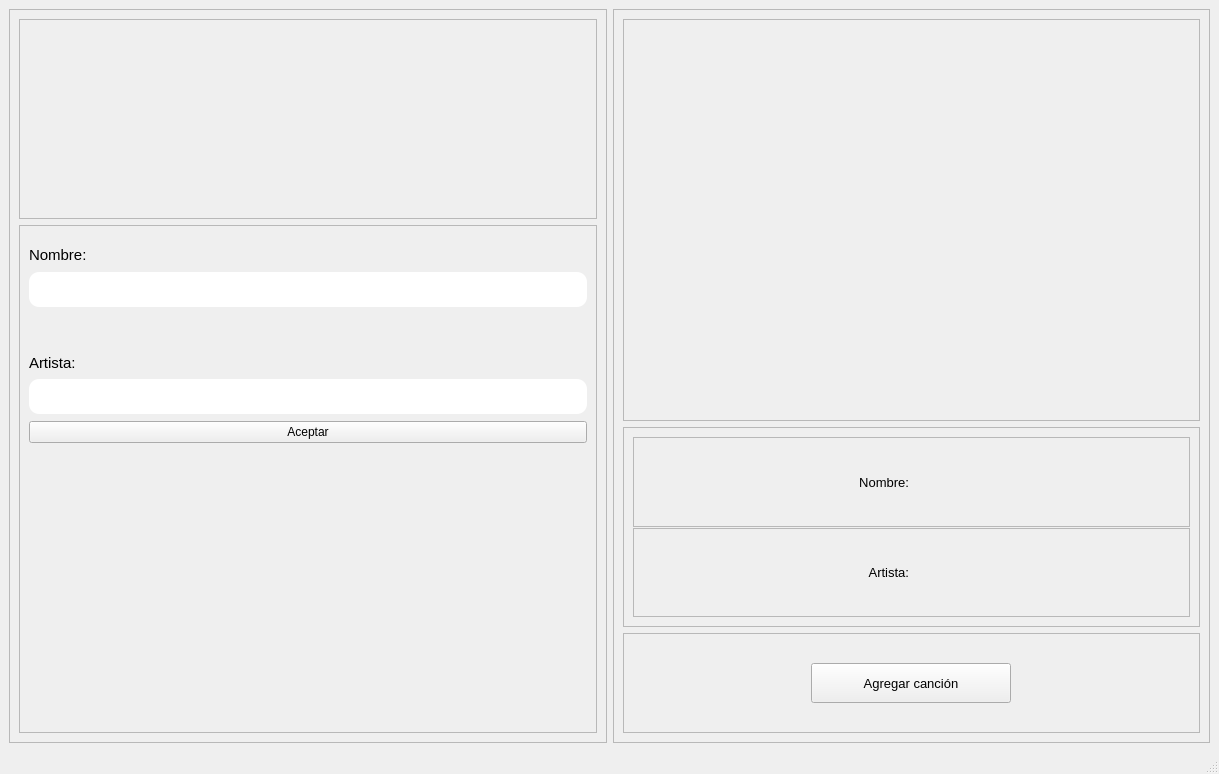
Before: the Qt Designer form views/song.ui in ximenaaloya/cloudymusic, drawn with Qt 5.
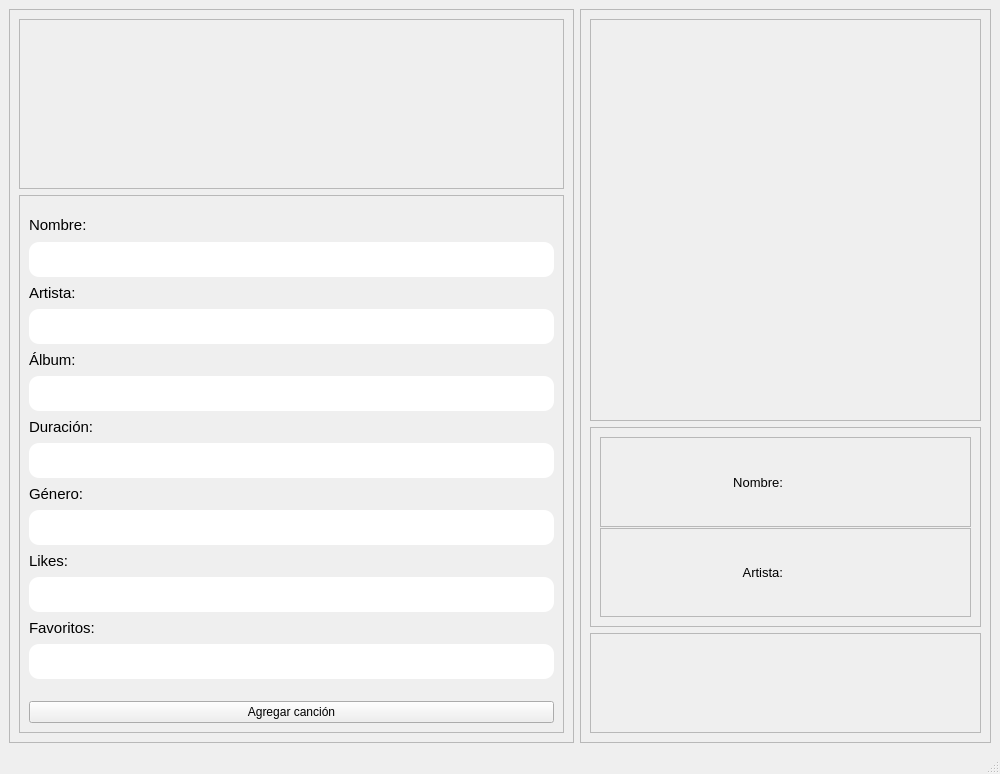
After: the same form once the commit is applied. Icons and pictures are not drawn.

```diff
--- a/views/song.ui
+++ b/views/song.ui
@@ -6,7 +6,7 @@
    <rect>
     <x>0</x>
     <y>0</y>
-    <width>1219</width>
+    <width>1000</width>
     <height>774</height>
    </rect>
   </property>
@@ -193,22 +193,6 @@
               </property>
              </widget>
             </item>
-            <item>
-             <spacer name="verticalSpacer_2">
-              <property name="orientation">
-               <enum>Qt::Vertical</enum>
-              </property>
-              <property name="sizeType">
-               <enum>QSizePolicy::Fixed</enum>
-              </property>
-              <property name="sizeHint" stdset="0">
-               <size>
-                <width>20</width>
-                <height>40</height>
-               </size>
-              </property>
-             </spacer>
-            </item>
             <item>
              <widget class="QLabel" name="label_6">
               <property name="font">
@@ -235,31 +219,192 @@
              </widget>
             </item>
             <item>
-             <widget class="QPushButton" name="btn_aceptar">
+             <widget class="QLabel" name="label_3">
+              <property name="font">
+               <font>
+                <pointsize>11</pointsize>
+               </font>
+              </property>
+              <property name="text">
+               <string>Álbum:</string>
+              </property>
+             </widget>
+            </item>
+            <item>
+             <widget class="QLineEdit" name="txt_album">
+              <property name="sizePolicy">
+               <sizepolicy hsizetype="Expanding" vsizetype="Expanding">
+                <horstretch>0</horstretch>
+                <verstretch>0</verstretch>
+               </sizepolicy>
+              </property>
+              <property name="minimumSize">
+               <size>
+                <width>0</width>
+                <height>35</height>
+               </size>
+              </property>
+              <property name="maximumSize">
+               <size>
+                <width>16777215</width>
+                <height>35</height>
+               </size>
+              </property>
+              <property name="styleSheet">
+               <string notr="true">border-radius: 10px;</string>
+              </property>
+             </widget>
+            </item>
+            <item>
+             <widget class="QLabel" name="label_7">
+              <property name="font">
+               <font>
+                <pointsize>11</pointsize>
+               </font>
+              </property>
+              <property name="text">
+               <string>Duración:</string>
+              </property>
+             </widget>
+            </item>
+            <item>
+             <widget class="QLineEdit" name="txt_duracion">
+              <property name="sizePolicy">
+               <sizepolicy hsizetype="Expanding" vsizetype="Expanding">
+                <horstretch>0</horstretch>
+                <verstretch>0</verstretch>
+               </sizepolicy>
+              </property>
+              <property name="minimumSize">
+               <size>
+                <width>0</width>
+                <height>35</height>
+               </size>
+              </property>
+              <property name="maximumSize">
+               <size>
+                <width>16777215</width>
+                <height>35</height>
+               </size>
+              </property>
+              <property name="styleSheet">
+               <string notr="true">border-radius: 10px;</string>
+              </property>
+             </widget>
+            </item>
+            <item>
+             <widget class="QLabel" name="label_8">
+              <property name="font">
+               <font>
+                <pointsize>11</pointsize>
+               </font>
+              </property>
+              <property name="text">
+               <string>Género:</string>
+              </property>
+             </widget>
+            </item>
+            <item>
+             <widget class="QLineEdit" name="txt_genero">
+              <property name="sizePolicy">
+               <sizepolicy hsizetype="Expanding" vsizetype="Expanding">
+                <horstretch>0</horstretch>
+                <verstretch>0</verstretch>
+               </sizepolicy>
+              </property>
+              <property name="minimumSize">
+               <size>
+                <width>0</width>
+                <height>35</height>
+               </size>
+              </property>
+              <property name="maximumSize">
+               <size>
+                <width>16777215</width>
+                <height>35</height>
+               </size>
+              </property>
+              <property name="styleSheet">
+               <string notr="true">border-radius: 10px;</string>
+              </property>
+             </widget>
+            </item>
+            <item>
+             <widget class="QLabel" name="label_10">
+              <property name="font">
+               <font>
+                <pointsize>11</pointsize>
+               </font>
+              </property>
+              <property name="text">
+               <string>Likes:</string>
+              </property>
+             </widget>
+            </item>
+            <item>
+             <widget class="QLineEdit" name="txt_likes">
+              <property name="minimumSize">
+               <size>
+                <width>0</width>
+                <height>35</height>
+               </size>
+              </property>
+              <property name="styleSheet">
+               <string notr="true">border-radius: 10px;</string>
+              </property>
+             </widget>
+            </item>
+            <item>
+             <widget class="QLabel" name="label_9">
+              <property name="font">
+               <font>
+                <pointsize>11</pointsize>
+               </font>
+              </property>
+              <property name="text">
+               <string>Favoritos:</string>
+              </property>
+             </widget>
+            </item>
+            <item>
+             <widget class="QLineEdit" name="txt_favoritos">
+              <property name="minimumSize">
+               <size>
+                <width>0</width>
+                <height>35</height>
+               </size>
+              </property>
+              <property name="styleSheet">
+               <string notr="true">border-radius: 10px;</string>
+              </property>
+             </widget>
+            </item>
+            <item>
+             <spacer name="verticalSpacer">
+              <property name="orientation">
+               <enum>Qt::Vertical</enum>
+              </property>
+              <property name="sizeHint" stdset="0">
+               <size>
+                <width>20</width>
+                <height>40</height>
+               </size>
+              </property>
+             </spacer>
+            </item>
+            <item>
+             <widget class="QPushButton" name="btn_add_song">
               <property name="cursor">
                <cursorShape>PointingHandCursor</cursorShape>
               </property>
               <property name="text">
-               <string>Aceptar</string>
+               <string>Agregar canción</string>
               </property>
               <property name="class" stdset="0">
                <string>boton</string>
               </property>
              </widget>
             </item>
-            <item>
-             <spacer name="verticalSpacer">
-              <property name="orientation">
-               <enum>Qt::Vertical</enum>
-              </property>
-              <property name="sizeHint" stdset="0">
-               <size>
-                <width>20</width>
-                <height>40</height>
-               </size>
-              </property>
-             </spacer>
-            </item>
            </layout>
           </widget>
          </item>
@@ -510,41 +655,7 @@
          <property name="frameShadow">
           <enum>QFrame::Raised</enum>
          </property>
-         <layout class="QHBoxLayout" name="horizontalLayout_2">
-          <item>
-           <widget class="QPushButton" name="btn_add">
-            <property name="sizePolicy">
-             <sizepolicy hsizetype="Fixed" vsizetype="Fixed">
-              <horstretch>0</horstretch>
-              <verstretch>0</verstretch>
-             </sizepolicy>
-            </property>
-            <property name="maximumSize">
-             <size>
-              <width>200</width>
-              <height>40</height>
-             </size>
-            </property>
-            <property name="font">
-             <font>
-              <pointsize>10</pointsize>
-             </font>
-            </property>
-            <property name="cursor">
-             <cursorShape>PointingHandCursor</cursorShape>
-            </property>
-            <property name="styleSheet">
-             <string notr="true"/>
-            </property>
-            <property name="text">
-             <string>Agregar canción</string>
-            </property>
-            <property name="class" stdset="0">
-             <string>boton</string>
-            </property>
-           </widget>
-          </item>
-         </layout>
+         <layout class="QHBoxLayout" name="horizontalLayout_2"/>
         </widget>
        </item>
       </layout>
```
Left out of the diff: 2 changed lines with no effect on the pictures.
